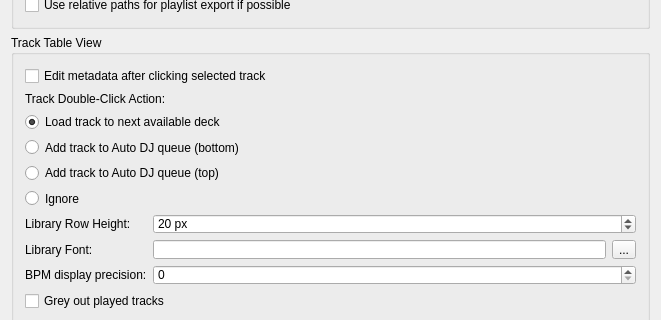
seemantadutta/tangoq, file src/preferences/dialog/dlgpreflibrarydlg.ui: the form before one commit; both pictures show x 0 to 661 and y 319 to 639 of the 661 by 1522 pixel window.
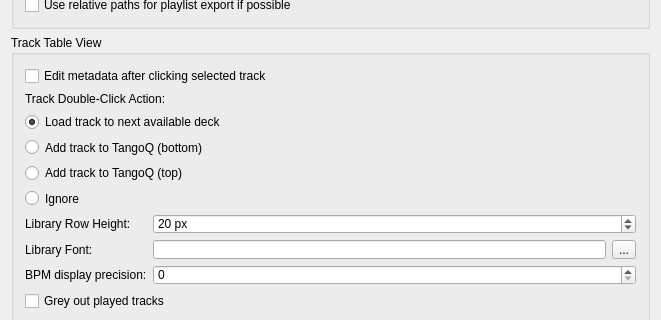
The form after the commit.

Commit message: Rename Auto DJ to TangoQ across panel and settings text

```diff
--- a/src/preferences/dialog/dlgpreflibrarydlg.ui
+++ b/src/preferences/dialog/dlgpreflibrarydlg.ui
@@ -194,14 +194,14 @@
       <item row="4" column="0" colspan="3">
        <widget class="QRadioButton" name="radioButton_dbclick_bottom">
         <property name="text">
-         <string>Add track to Auto DJ queue (bottom)</string>
+         <string>Add track to TangoQ (bottom)</string>
         </property>
        </widget>
       </item>
       <item row="5" column="0" colspan="3">
        <widget class="QRadioButton" name="radioButton_dbclick_top">
         <property name="text">
-         <string>Add track to Auto DJ queue (top)</string>
+         <string>Add track to TangoQ (top)</string>
         </property>
        </widget>
       </item>
```
The commit also changes 3 other files.
